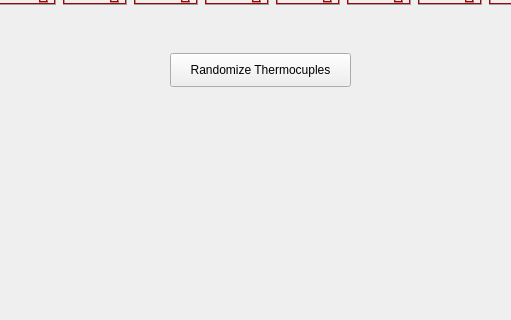
This is controlsoftware/mainwindow.ui in SDSURocketProject/FAR-MARS as Qt 5 draws it before an edit; both pictures show x 110 to 621 and y 223 to 543 of the 1280 by 720 pixel window. The edited form follows.
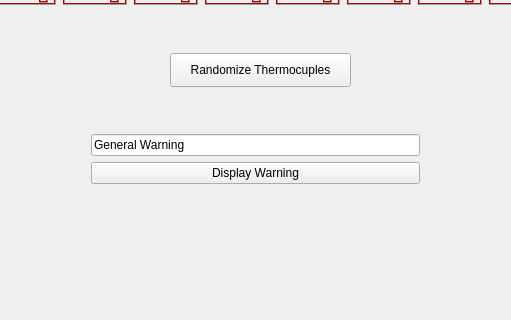
This is the edited form.

Commit message: add dynamic warning message system

The edit to the form file:
```diff
--- a/controlsoftware/mainwindow.ui
+++ b/controlsoftware/mainwindow.ui
@@ -27,7 +27,7 @@
      <string>Randomize Thermocuples</string>
     </property>
    </widget>
-   <widget class="QWidget" name="">
+   <widget class="QWidget" name="layoutWidget">
     <property name="geometry">
      <rect>
       <x>90</x>
@@ -1215,6 +1215,32 @@
      </item>
     </layout>
    </widget>
+   <widget class="QWidget" name="layoutWidget">
+    <property name="geometry">
+     <rect>
+      <x>190</x>
+      <y>310</y>
+      <width>351</width>
+      <height>74</height>
+     </rect>
+    </property>
+    <layout class="QVBoxLayout" name="verticalLayout">
+     <item>
+      <widget class="QLineEdit" name="warningtext">
+       <property name="text">
+        <string>General Warning</string>
+       </property>
+      </widget>
+     </item>
+     <item>
+      <widget class="QPushButton" name="displaywarning">
+       <property name="text">
+        <string>Display Warning</string>
+       </property>
+      </widget>
+     </item>
+    </layout>
+   </widget>
   </widget>
   <widget class="QMenuBar" name="menuBar">
    <property name="geometry">
```
The commit also changes 7 other files.
